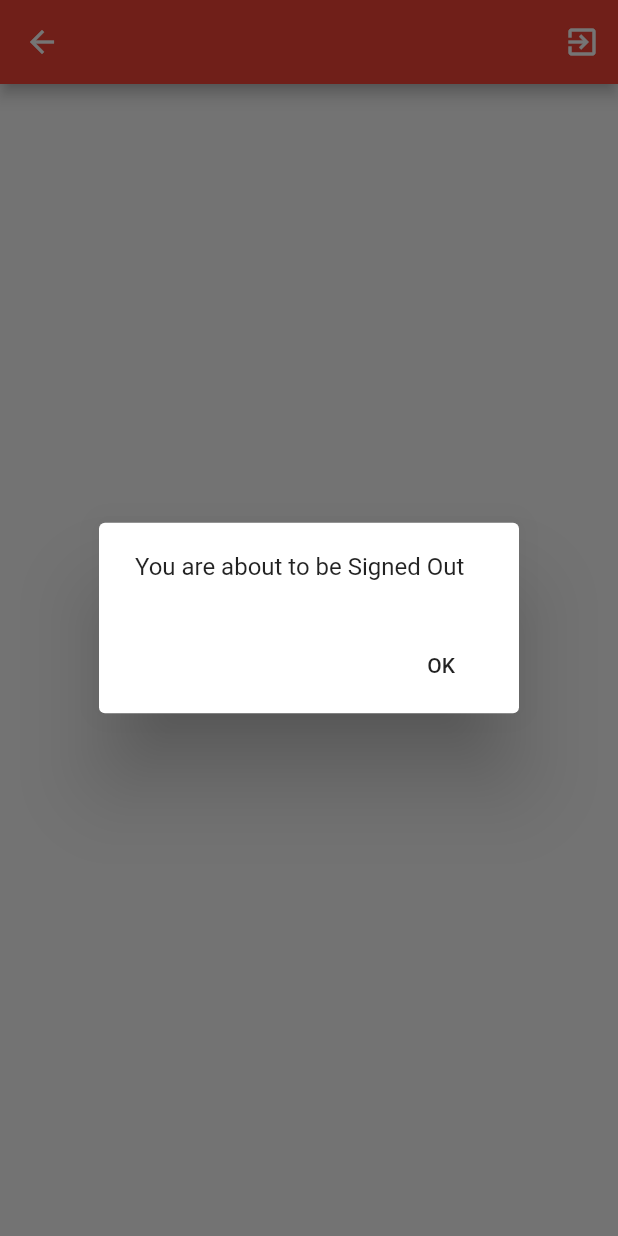
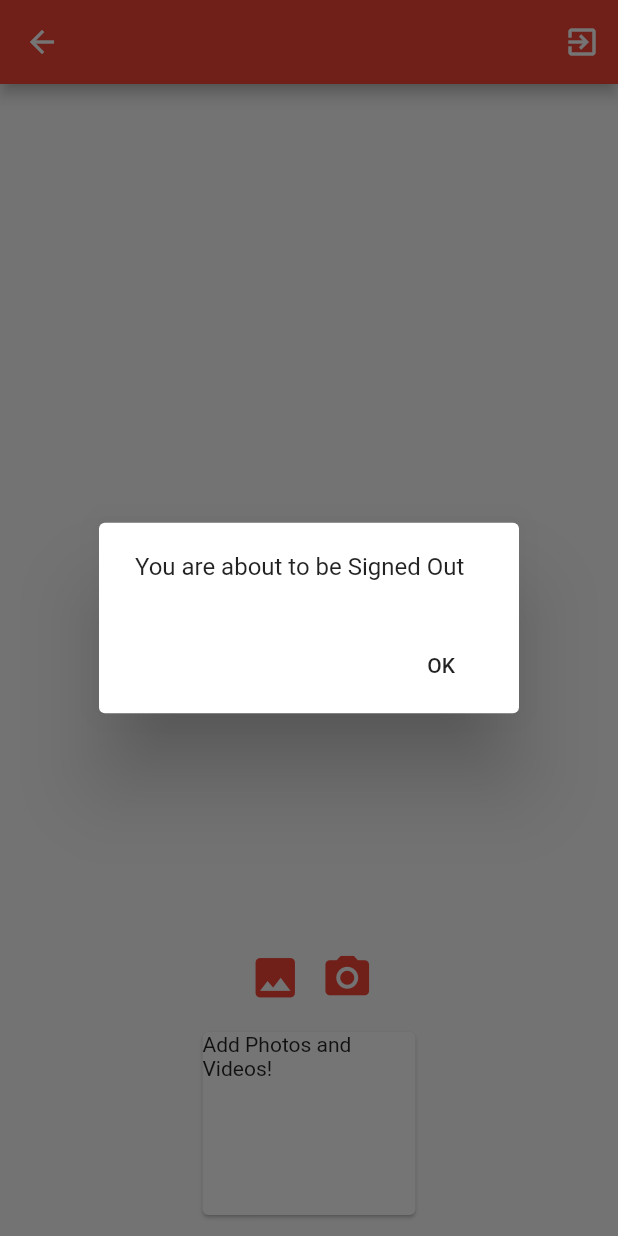
Before and after one commit to ThomasDelaney/athena_prototype, a Flutter app: the HomePage screen opened by its route, after a tap on the "exit to app" icon, on a phone screen of 412 x 824 dp. Run offline on Flutter 3.47's test engine with Material 2 defaults, Android fonts, the phone set to English and light mode, and no system bars; our stand-ins replace dio, image_picker, shared_preferences; accounts and stored records are empty.

Commit message:
full comms for cloud storage

```diff
--- a/back end/requirements.txt
+++ b/back end/requirements.txt
@@ -2,3 +2,4 @@ Flask==1.0.2
 gunicorn==19.9.0
 Pyrebase==3.0.27
 Requests==2.20.0
+google-api-python-client
--- a/my_school_life_prototype/lib/home_page.dart
+++ b/my_school_life_prototype/lib/home_page.dart
@@ -1,10 +1,11 @@
 import 'package:flutter/material.dart';
-import 'register_page.dart';
 import 'dart:async';
 import 'dart:convert';
 import 'dart:io';
 import 'login_page.dart';
 import 'package:shared_preferences/shared_preferences.dart';
+import 'package:image_picker/image_picker.dart';
+import 'package:dio/dio.dart';
 
 class HomePage extends StatefulWidget {
   HomePage({Key key, this.pageTitle}) : super(key: key);
@@ -17,8 +18,59 @@ class HomePage extends StatefulWidget {
 }
 
 class _HomePageState extends State<HomePage> {
+
+  List<File> imageFiles = new List<File>();
+
   @override
   Widget build(BuildContext context) {
+
+    Container imageList;
+
+    if (imageFiles.length == 0) {
+      imageList = new Container(
+        height: 150.0,
+          child: new ListView(
+            shrinkWrap: true,
+            scrollDirection: Axis.horizontal,
+            children: <Widget>[
+              new Container(
+                  margin: new EdgeInsets.fromLTRB(10.0, 10.0, 10.0, 10.0),
+                  child: new SizedBox(
+                    width: 150.0,
+                    height: 150.0,
+                    child: new Card(
+                      child: new Text("Add Photos and Videos!"),
+                 ),
+                )
+              ),
+            ],
+          ),
+      );
+    }
+    else{
+    imageList =  new Container(
+        height: 150.0,
+        child: new ListView.builder (
+          shrinkWrap: true,
+          scrollDirection: Axis.horizontal,
+          itemCount: imageFiles.length,
+          itemBuilder: (BuildContext ctxt, int index)
+          {
+            return new Container(
+              margin: new EdgeInsets.fromLTRB(10.0, 10.0, 10.0, 10.0),
+              child: new SizedBox(
+                child: new Card(
+                   child: new Image.file(imageFiles[index], fit: BoxFit.cover),
+                ),
+                width: 150.0,
+                height: 150.0,
+              ),
+            );
+          }
+        )
+    );
+  }
+
     final page = Scaffold(
         appBar: new AppBar(
           title: new Text(widget.pageTitle),
@@ -30,13 +82,57 @@ class _HomePageState extends State<HomePage> {
             ),
           ],
         ),
-        body: new Center(
-          child: new Container(
-          ),
-        )
+        body: new Container(
+              alignment: Alignment.bottomCenter,
+              child: new Column(
+                mainAxisSize: MainAxisSize.min,
+                children: <Widget>[
+                  new Row(
+                      mainAxisSize: MainAxisSize.min,
+                      children: <Widget>[
+                      new IconButton(
+                        color: Colors.red,
+                        icon: Icon(Icons.image, size: 35.0),
+                        onPressed: () => getImage(),
+                      ),
+                      new IconButton(
+                        color: Colors.red,
+                        icon: Icon(Icons.camera_alt, size: 35.0),
+                        onPressed: () => getCameraImage(),
+                      )
+                    ]
+                  ),
+                imageList,
+                ],
+              )
+            ),
     );
 
     return page;
+  }
+
+  void getCameraImage() async
+  {
+    File image = await ImagePicker.pickImage(source: ImageSource.camera);
+
+    setState(() {
+      if (image != null) {
+        imageFiles.add(image);
+      }
+    });
+  }
+
+  void getImage() async
+  {
+    File image = await ImagePicker.pickImage(source: ImageSource.gallery);
+
+    await uploadPhoto(image);
+
+    setState(() {
+      if (image != null) {
+          imageFiles.add(image);
+        }
+    });
   }
 
   void signOut()
@@ -56,7 +152,29 @@ class _HomePageState extends State<HomePage> {
     SharedPreferences prefs = await SharedPreferences.getInstance();
     await prefs.remove("name");
     await prefs.remove("id");
+    await prefs.remove("refreshToken");
+
 
     Navigator.pushNamedAndRemoveUntil(context, LoginPage.routeName, (Route<dynamic> route) => false);
   }
+
+
+  Future<String> uploadPhoto(File file) async
+  {
+    String url = "http://mystudentlife-220716.appspot.com/photo";
+
+    SharedPreferences prefs = await SharedPreferences.getInstance();
+
+    Dio dio = new Dio();
+
+    FormData formData = new FormData.from({
+      "id": await prefs.getString("id"),
+      "refreshToken": await prefs.getString("refreshToken"),
+      "file": new UploadFileInfo(file, file.path.split('/').last)
+    });
+
+    var response = await dio.post(url, data: formData);
+
+    print(response.data);
+  }
 }
--- a/my_school_life_prototype/pubspec.yaml
+++ b/my_school_life_prototype/pubspec.yaml
@@ -15,7 +15,10 @@ environment:
 dependencies:
   flutter:
     sdk: flutter
-  shared_preferences: 0.4.3
+  shared_preferences: ^0.4.3
+  camera: ^0.2.4
+  image_picker: ^0.4.10
+  dio: ^1.0.6
 
   # The following adds the Cupertino Icons font to your application.
   # Use with the CupertinoIcons class for iOS style icons.
```
Also changed, not shown: my_school_life_prototype/lib/login_page.dart (+7 -4 lines), my_school_life_prototype/lib/user.dart (added, +44 -0 lines), 3 other files.
